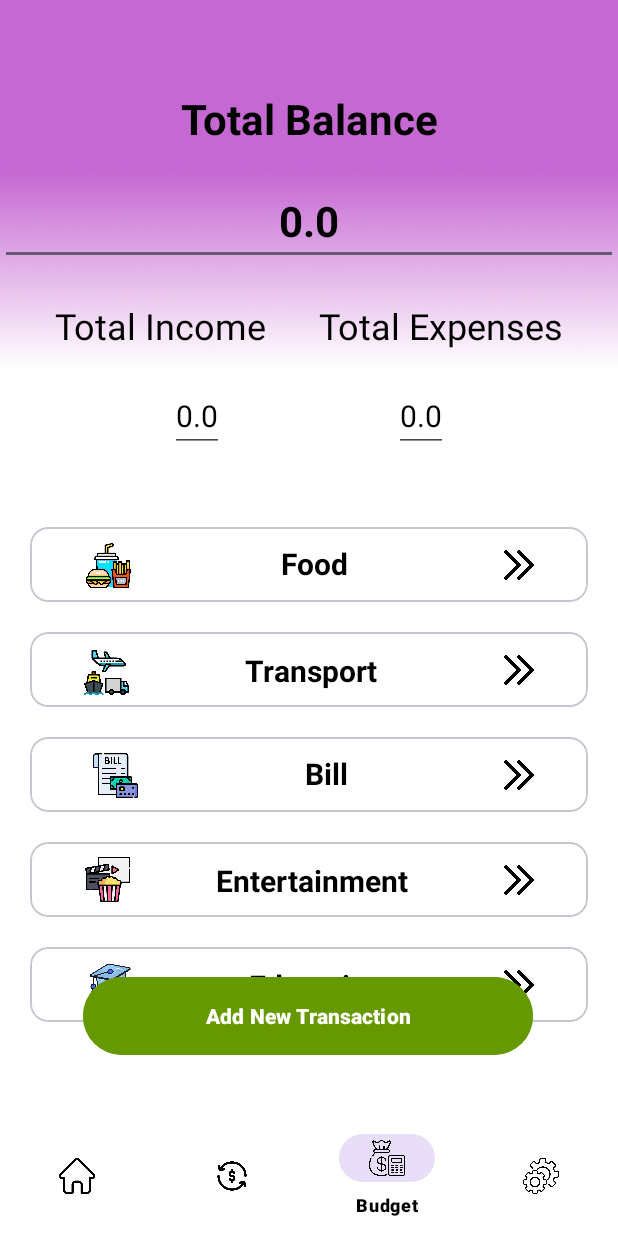
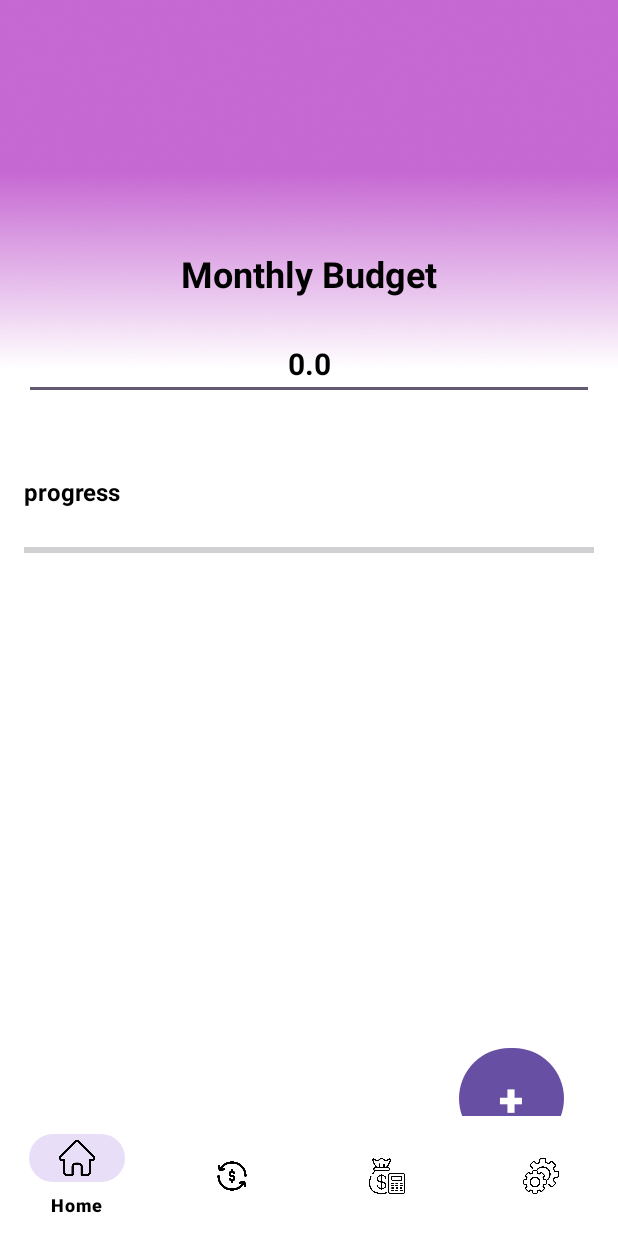
Before and after one commit to sahan200272/MADLabExam3, an Android app: the screen it shows after launch (MainActivity before the commit, BudgetDetails after it), item 3 of the bottom bar chosen, on a phone screen of 412 x 824 dp. Run offline under Robolectric (Android 15) with nearby library versions, the phone set to English and light mode, and no system bars.

```diff
--- a/app/build.gradle.kts
+++ b/app/build.gradle.kts
@@ -42,6 +42,7 @@ dependencies {
     implementation(libs.material)
     implementation(libs.androidx.activity)
     implementation(libs.androidx.constraintlayout)
+    implementation(libs.androidx.preference)
     testImplementation(libs.junit)
     androidTestImplementation(libs.androidx.junit)
     androidTestImplementation(libs.androidx.espresso.core)
--- /dev/null
+++ b/app/src/main/java/com/example/madlabexam3/BudgetDetails.kt
@@ -0,0 +1,70 @@
+package com.example.madlabexam3
+
+import android.annotation.SuppressLint
+import android.content.Intent
+import android.content.SharedPreferences
+import android.os.Bundle
+import android.widget.Button
+import android.widget.EditText
+import androidx.activity.enableEdgeToEdge
+import androidx.appcompat.app.AppCompatActivity
+import androidx.core.view.ViewCompat
+import androidx.core.view.WindowInsetsCompat
+
+class BudgetDetails : AppCompatActivity() {
+
+    private lateinit var btnBudgetSetup: Button
+    private lateinit var etBudget:EditText
+    private lateinit var sharedPreferences: SharedPreferences
+    private lateinit var editor: SharedPreferences.Editor
+
+    override fun onCreate(savedInstanceState: Bundle?) {
+        super.onCreate(savedInstanceState)
+        enableEdgeToEdge()
+        setContentView(R.layout.activity_budget_details)
+        ViewCompat.setOnApplyWindowInsetsListener(findViewById(R.id.main)) { v, insets ->
+            val systemBars = insets.getInsets(WindowInsetsCompat.Type.systemBars())
+            v.setPadding(systemBars.left, systemBars.top, systemBars.right, systemBars.bottom)
+            insets
+        }
+
+        //loadSavedData()
+
+        btnBudgetSetup = findViewById(R.id.btnBudgetSetup)
+        etBudget = findViewById(R.id.etBudget)
+
+        sharedPreferences = getSharedPreferences("Budget", MODE_PRIVATE)
+        editor = sharedPreferences.edit()
+
+        loadSavedData()
+
+        val budgetValueString = intent.getStringExtra("budgetAmount")
+
+        if(!budgetValueString.isNullOrEmpty()){
+
+            val budgetValue = budgetValueString.toFloat()
+
+            editor.putFloat("budget", budgetValue)
+            editor.apply()
+
+            loadSavedData()
+        }
+
+
+
+
+        btnBudgetSetup.setOnClickListener {
+
+            val newFragment = MonthlyBudgetSetup()
+            val trans = supportFragmentManager.beginTransaction()
+            trans.replace(R.id.main, newFragment)
+            trans.commit()
+        }
+    }
+
+    @SuppressLint("SetTextI18n")
+    private fun loadSavedData(){
+
+        etBudget.setText(sharedPreferences.getFloat("budget", 0.0f).toString())
+    }
+}
--- a/app/src/main/java/com/example/madlabexam3/MainActivity.kt
+++ b/app/src/main/java/com/example/madlabexam3/MainActivity.kt
@@ -6,12 +6,12 @@ import android.content.SharedPreferences
 import android.os.Bundle
 import android.widget.Button
 import android.widget.EditText
-import android.widget.TextView
-import android.widget.Toast
 import androidx.activity.enableEdgeToEdge
 import androidx.appcompat.app.AppCompatActivity
 import androidx.core.view.ViewCompat
 import androidx.core.view.WindowInsetsCompat
+import androidx.fragment.app.Fragment
+import com.google.android.material.bottomnavigation.BottomNavigationView
 
 class MainActivity : AppCompatActivity() {
 
@@ -21,8 +21,10 @@ class MainActivity : AppCompatActivity() {
     private lateinit var btnAddExpenses: Button
     private lateinit var btnDelete:Button
 
-    lateinit var sharedPreferences: SharedPreferences
-    lateinit var editor: SharedPreferences.Editor
+    private lateinit var sharedPreferences: SharedPreferences
+    private lateinit var editor: SharedPreferences.Editor
+
+    private lateinit var bottomNavigationView: BottomNavigationView
 
     override fun onCreate(savedInstanceState: Bundle?) {
         super.onCreate(savedInstanceState)
@@ -38,13 +40,15 @@ class MainActivity : AppCompatActivity() {
         etTotalIncome = findViewById(R.id.etTotalIncome)
         etTotalExpense = findViewById(R.id.etTotalExpense)
 
+        bottomNavigationView = findViewById(R.id.bottomNavigationView)
+
         sharedPreferences = getSharedPreferences("TransactionData", MODE_PRIVATE)
         editor = sharedPreferences.edit()
 
         loadSaveData();
 
-        var selectedRadioBtn = intent.getStringExtra("selectedRadioBtn")
-        var amountString = intent.getStringExtra("amount")
+        val selectedRadioBtn = intent.getStringExtra("selectedRadioBtn")
+        val amountString = intent.getStringExtra("amount")
 
         if(!amountString.isNullOrEmpty()){
 
@@ -52,11 +56,11 @@ class MainActivity : AppCompatActivity() {
 
             if(selectedRadioBtn == "income"){
 
-                var previousIncome = sharedPreferences.getFloat("totalIncome", 0.0f)
-                var prevTotalExpense = sharedPreferences.getFloat("totalExpense", 0.0f)
+                val previousIncome = sharedPreferences.getFloat("totalIncome", 0.0f)
+                val prevTotalExpense = sharedPreferences.getFloat("totalExpense", 0.0f)
 
-                var totalIncome = previousIncome + amount
-                var totalBalance = totalIncome - prevTotalExpense
+                val totalIncome = previousIncome + amount
+                val totalBalance = totalIncome - prevTotalExpense
 
                 editor.putFloat("totalIncome", totalIncome)
                 editor.putFloat("totalBalance", totalBalance)
@@ -64,11 +68,11 @@ class MainActivity : AppCompatActivity() {
             }
             else{
 
-                var previousExpense = sharedPreferences.getFloat("totalExpense", 0.0f)
-                var prevTotalIncome = sharedPreferences.getFloat("totalIncome", 0.0f)
+                val previousExpense = sharedPreferences.getFloat("totalExpense", 0.0f)
+                val prevTotalIncome = sharedPreferences.getFloat("totalIncome", 0.0f)
 
-                var totalExpense = previousExpense + amount
-                var totalBalance = prevTotalIncome - totalExpense
+                val totalExpense = previousExpense + amount
+                val totalBalance = prevTotalIncome - totalExpense
 
                 editor.putFloat("totalExpense", totalExpense)
                 editor.putFloat("totalBalance", totalBalance)
@@ -91,6 +95,33 @@ class MainActivity : AppCompatActivity() {
             editor.apply()
             loadSaveData()
         }
+
+        bottomNavigationView.setOnItemSelectedListener { item ->
+
+            when (item.itemId) {
+                R.id.nav_home -> {
+                    val intent = Intent(this, MainActivity::class.java)
+                    startActivity(intent)
+                    true
+                }
+//                R.id.nav_transaction -> {
+//                    val intent = Intent(this, AddTransaction::class.java)
+//                    startActivity(intent)
+//                    true
+//                }
+                R.id.nav_budget -> {
+                    val intent = Intent(this, BudgetDetails::class.java)
+                    startActivity(intent)
+                    true
+                }
+//                R.id.nav_settings -> {
+//                    val intent = Intent(this, Settings::class.java)
+//                    startActivity(intent)
+//                    true
+//                }
+                else -> false
+            }
+        }
     }
 
     @SuppressLint("SetTextI18n")
--- /dev/null
+++ b/app/src/main/res/layout/activity_budget_details.xml
@@ -0,0 +1,97 @@
+<?xml version="1.0" encoding="utf-8"?>
+<androidx.constraintlayout.widget.ConstraintLayout xmlns:android="http://schemas.android.com/apk/res/android"
+    xmlns:app="http://schemas.android.com/apk/res-auto"
+    xmlns:tools="http://schemas.android.com/tools"
+    android:id="@+id/main"
+    android:layout_width="match_parent"
+    android:layout_height="match_parent"
+    android:background="@drawable/background"
+    tools:context=".BudgetDetails">
+
+    <LinearLayout
+        android:id="@+id/linearLayout"
+        android:layout_width="match_parent"
+        android:layout_height="match_parent"
+        android:layout_marginTop="150dp"
+        android:orientation="vertical"
+        android:padding="16dp"
+        app:layout_constraintBottom_toBottomOf="parent"
+        app:layout_constraintEnd_toEndOf="parent"
+        app:layout_constraintStart_toStartOf="parent"
+        app:layout_constraintTop_toTopOf="parent">
+
+        <!-- TextView for displaying budget limit -->
+        <TextView
+            android:id="@+id/textViewBudgetLimit"
+            android:layout_width="match_parent"
+            android:layout_height="wrap_content"
+            android:gravity="center"
+            android:text="Monthly Budget"
+            android:textColor="#000000"
+            android:textSize="24sp"
+            android:textStyle="bold" />
+
+        <EditText
+            android:id="@+id/etBudget"
+            android:layout_width="match_parent"
+            android:layout_height="wrap_content"
+            android:layout_marginTop="20dp"
+            android:gravity="center"
+            android:text="10000000000"
+            android:textColor="@color/black"
+            android:textSize="20sp"
+            android:textStyle="bold" />
+
+        <TextView
+            android:layout_width="match_parent"
+            android:layout_height="wrap_content"
+            android:layout_marginTop="50dp"
+            android:text="progress"
+            android:textColor="@color/black"
+            android:textSize="16sp"
+            android:textStyle="bold" />
+
+        <!-- Progress Bar for tracking budget progress -->
+        <ProgressBar
+            android:id="@+id/progressBarBudget"
+            style="?android:attr/progressBarStyleHorizontal"
+            android:layout_width="match_parent"
+            android:layout_height="wrap_content"
+            android:layout_marginTop="20dp"
+            android:max="100"
+            android:progress="0" />
+
+        <com.google.android.material.button.MaterialButton
+            android:id="@+id/btnBudgetSetup"
+            android:layout_width="70dp"
+            android:layout_height="75dp"
+            android:layout_marginStart="290dp"
+            android:layout_marginTop="320dp"
+            android:text="+"
+            android:textSize="30sp"
+            android:textStyle="bold" />
+
+    </LinearLayout>
+
+    <androidx.constraintlayout.widget.ConstraintLayout
+        android:layout_width="match_parent"
+        android:layout_height="wrap_content"
+        app:layout_constraintBottom_toBottomOf="parent"
+        app:layout_constraintEnd_toEndOf="parent"
+        app:layout_constraintStart_toStartOf="parent">
+
+        <com.google.android.material.bottomnavigation.BottomNavigationView
+            android:id="@+id/bottomNavigationView"
+            android:layout_width="match_parent"
+            android:layout_height="wrap_content"
+            android:background="@color/white"
+            app:itemIconTint="@android:color/black"
+            app:itemTextColor="@color/black"
+            app:layout_constraintBottom_toBottomOf="parent"
+            app:layout_constraintEnd_toEndOf="parent"
+            app:layout_constraintStart_toStartOf="parent"
+            app:menu="@menu/bottom_navigation_menu" />
+
+    </androidx.constraintlayout.widget.ConstraintLayout>
+
+</androidx.constraintlayout.widget.ConstraintLayout>
--- a/app/src/main/res/layout/activity_main.xml
+++ b/app/src/main/res/layout/activity_main.xml
@@ -13,7 +13,7 @@
         android:layout_width="match_parent"
         android:layout_height="wrap_content"
         android:layout_marginTop="60dp"
-        android:text="Total Balance"
+        android:text="@string/total_balance"
         android:textAlignment="center"
         android:textColor="@color/black"
         android:textSize="28sp"
@@ -28,7 +28,7 @@
         android:layout_width="match_parent"
         android:layout_height="wrap_content"
         android:layout_marginTop="20dp"
-        android:text="100"
+        android:text="@string/total_balance_value"
         android:textAlignment="center"
         android:textColor="@color/black"
         android:textSize="28sp"
@@ -43,7 +43,7 @@
         android:layout_width="wrap_content"
         android:layout_height="wrap_content"
         android:layout_marginTop="24dp"
-        android:text="Total Income"
+        android:text="@string/total_income"
         android:textAlignment="center"
         android:textColor="@color/black"
         android:textSize="24sp"
@@ -57,7 +57,7 @@
         android:layout_width="wrap_content"
         android:layout_height="wrap_content"
         android:layout_marginTop="24dp"
-        android:text="Total Expenses"
+        android:text="@string/total_expenses"
         android:textAlignment="center"
         android:textColor="@color/black"
         android:textSize="24sp"
@@ -71,7 +71,7 @@
         android:layout_width="wrap_content"
         android:layout_height="wrap_content"
         android:layout_marginTop="20dp"
-        android:text="1000000000000"
+        android:text="@string/total_income_amount"
         android:textAlignment="center"
         android:textColor="@color/black"
         android:textSize="20sp"
@@ -85,7 +85,7 @@
         android:layout_width="wrap_content"
         android:layout_height="wrap_content"
         android:layout_marginTop="20dp"
-        android:text="1000000000000"
+        android:text="@string/total_expense_amount"
         android:textAlignment="center"
         android:textColor="@color/black"
         android:textSize="20sp"
@@ -115,7 +115,7 @@
                 android:layout_width="wrap_content"
                 android:layout_height="wrap_content"
                 android:layout_marginEnd="104dp"
-                android:text="Food"
+                android:text="@string/food"
                 android:textColor="@color/black"
                 android:textSize="20sp"
                 android:textStyle="bold"
@@ -174,7 +174,7 @@
                 android:layout_width="wrap_content"
                 android:layout_height="wrap_content"
                 android:layout_marginEnd="84dp"
-                android:text="Transport"
+                android:text="@string/transport"
                 android:textColor="@color/black"
                 android:textSize="20sp"
                 android:textStyle="bold"
@@ -231,7 +231,7 @@
                 android:layout_width="wrap_content"
                 android:layout_height="wrap_content"
                 android:layout_marginEnd="104dp"
-                android:text="Bill"
+                android:text="@string/bill"
                 android:textColor="@color/black"
                 android:textSize="20sp"
                 android:textStyle="bold"
@@ -288,7 +288,7 @@
                 android:layout_width="wrap_content"
                 android:layout_height="wrap_content"
                 android:layout_marginEnd="64dp"
-                android:text="Entertainment"
+                android:text="@string/entertainment"
                 android:textColor="@color/black"
                 android:textSize="20sp"
                 android:textStyle="bold"
@@ -344,7 +344,7 @@
                 android:layout_width="wrap_content"
                 android:layout_height="wrap_content"
                 android:layout_marginEnd="80dp"
-                android:text="Education"
+                android:text="@string/education"
                 android:textColor="@color/black"
                 android:textSize="20sp"
                 android:textStyle="bold"
@@ -396,7 +396,7 @@
         android:layout_height="60dp"
         android:backgroundTint="@android:color/holo_green_dark"
         android:foregroundTint="@color/primary_color"
-        android:text="Add New Transaction"
+        android:text="@string/add_new_transaction_btn"
         android:textColor="@color/white"
         android:textStyle="bold"
         app:layout_constraintBottom_toBottomOf="parent"
--- a/gradle/libs.versions.toml
+++ b/gradle/libs.versions.toml
@@ -9,6 +9,7 @@ appcompat = "1.7.0"
 material = "1.12.0"
 activity = "1.10.1"
 constraintlayout = "2.2.1"
+preference = "1.2.0"
 
 [libraries]
 androidx-core-ktx = { group = "androidx.core", name = "core-ktx", version.ref = "coreKtx" }
@@ -19,6 +20,7 @@ androidx-appcompat = { group = "androidx.appcompat", name = "appcompat", version
 material = { group = "com.google.android.material", name = "material", version.ref = "material" }
 androidx-activity = { group = "androidx.activity", name = "activity", version.ref = "activity" }
 androidx-constraintlayout = { group = "androidx.constraintlayout", name = "constraintlayout", version.ref = "constraintlayout" }
+androidx-preference = { group = "androidx.preference", name = "preference", version.ref = "preference" }
 
 [plugins]
 android-application = { id = "com.android.application", version.ref = "agp" }
```
Also changed, not shown: app/src/main/AndroidManifest.xml (+10 -4 lines), app/src/main/java/com/example/madlabexam3/AddTransaction.kt (+5 -5 lines), app/src/main/java/com/example/madlabexam3/MonthlyBudgetSetup.kt (added, +49 -0 lines), app/src/main/res/layout/fragment_monthly_budget_setup.xml (added, +59 -0 lines), app/src/main/res/values/arrays.xml (added, +12 -0 lines), app/src/main/res/values/strings.xml (+23 -3 lines), app/src/main/res/xml/root_preferences.xml (added, +35 -0 lines).
